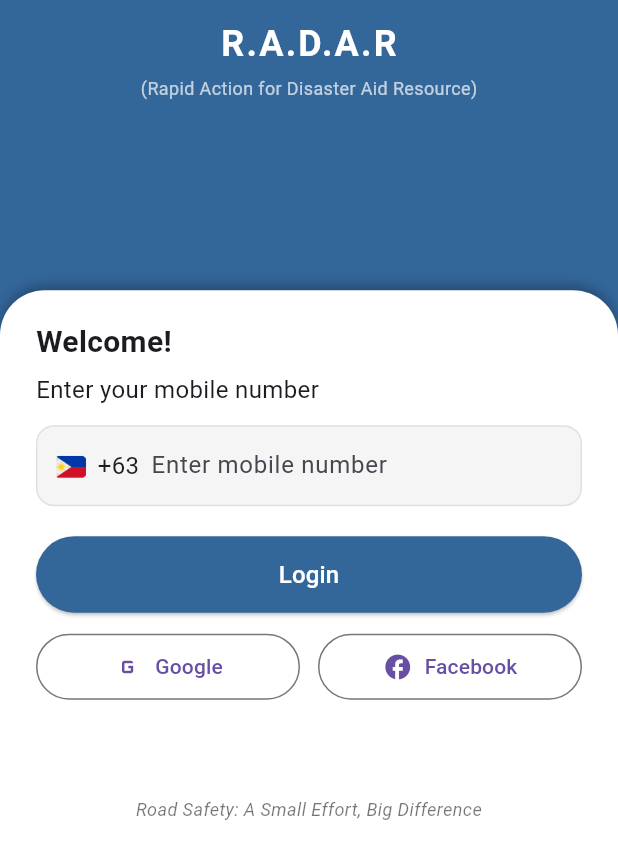
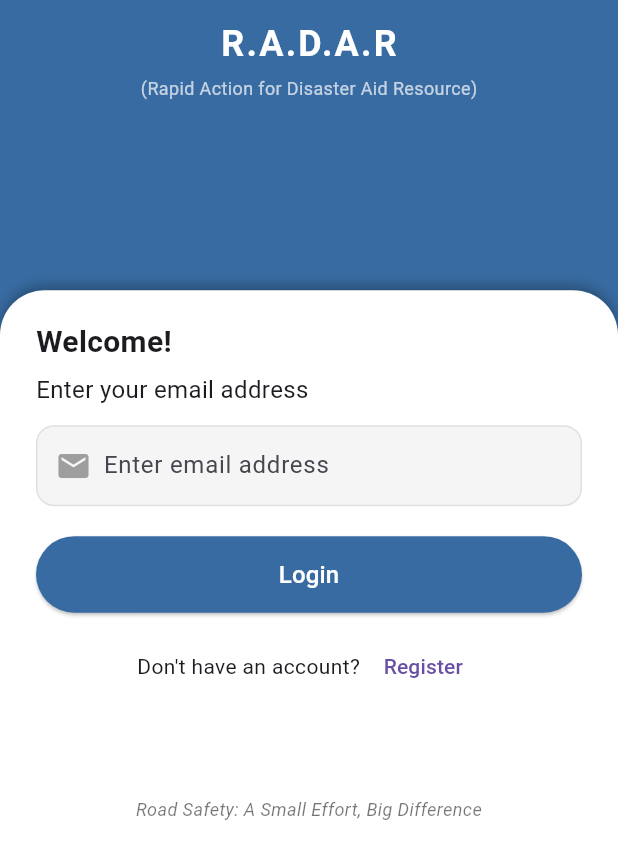
Before and after one commit to Davidtan0502/project_radar_app, a Flutter app: the first screen one second after launch, on a phone screen of 412 x 824 dp, the part 384-1236 px from its top. Run offline on Flutter 3.47's test engine with Material 3 defaults, Android fonts, the phone set to English and light mode, and no system bars; our stand-ins replace geocoding, geolocator, google_fonts, google_maps_flutter.

Commit message:
update to login screen
added registration and verify

```diff
--- a/lib/screens/login_screen.dart
+++ b/lib/screens/login_screen.dart
@@ -1,5 +1,6 @@
 import 'package:flutter/material.dart';
 import 'package:project_radar_app/screens/main_navigation.dart';
+import 'package:project_radar_app/screens/registration_screen.dart'; // NEW import
 
 class LoginScreen extends StatefulWidget {
   const LoginScreen({super.key});
@@ -11,8 +12,8 @@ class LoginScreen extends StatefulWidget {
 class _LoginScreenState extends State<LoginScreen> with SingleTickerProviderStateMixin {
   late AnimationController _controller;
   late Animation<Color?> _colorAnimation;
-  final TextEditingController _phoneController = TextEditingController();
-  final FocusNode _phoneFocusNode = FocusNode();
+  final TextEditingController _emailController = TextEditingController();
+  final FocusNode _emailFocusNode = FocusNode();
   bool _isLoading = false;
 
   @override
@@ -32,19 +33,19 @@ class _LoginScreenState extends State<LoginScreen> with SingleTickerProviderStat
   @override
   void dispose() {
     _controller.dispose();
-    _phoneController.dispose();
-    _phoneFocusNode.dispose();
+    _emailController.dispose();
+    _emailFocusNode.dispose();
     super.dispose();
   }
 
   Future<void> _handleLogin() async {
-    if (_phoneController.text.isEmpty) {
-      _showErrorDialog('Please enter your mobile number');
+    if (_emailController.text.isEmpty) {
+      _showErrorDialog('Please enter your email');
       return;
     }
 
-    if (_phoneController.text.length != 10) {
-      _showErrorDialog('Please enter a valid 10-digit mobile number');
+    if (!_emailController.text.contains('@')) {
+      _showErrorDialog('Please enter a valid email address');
       return;
     }
 
@@ -84,8 +85,10 @@ class _LoginScreenState extends State<LoginScreen> with SingleTickerProviderStat
     final isSmallScreen = screenHeight < 600;
 
     return Scaffold(
-      body: AnimatedContainer(
-        duration: const Duration(milliseconds: 500),
+      body: AnimatedBuilder(
+        animation: _colorAnimation,
+        builder: (context, child) {
+          return Container(
             color: _colorAnimation.value,
             child: SafeArea(
               child: LayoutBuilder(
@@ -152,7 +155,7 @@ class _LoginScreenState extends State<LoginScreen> with SingleTickerProviderStat
                                     ),
                                     const SizedBox(height: 6),
                                     Text(
-                                  'Enter your mobile number',
+                                      'Enter your email address',
                                       style: TextStyle(fontSize: isSmallScreen ? 14 : 16),
                                     ),
                                     const SizedBox(height: 12),
@@ -165,17 +168,15 @@ class _LoginScreenState extends State<LoginScreen> with SingleTickerProviderStat
                                       ),
                                       child: Row(
                                         children: [
-                                      Image.asset('assets/ph_flag.png', height: 20),
-                                      const SizedBox(width: 8),
-                                      const Text('+63', style: TextStyle(fontSize: 16)),
+                                          const Icon(Icons.email, color: Colors.grey),
                                           const SizedBox(width: 8),
                                           Expanded(
                                             child: TextField(
-                                          controller: _phoneController,
-                                          focusNode: _phoneFocusNode,
-                                          keyboardType: TextInputType.phone,
+                                              controller: _emailController,
+                                              focusNode: _emailFocusNode,
+                                              keyboardType: TextInputType.emailAddress,
                                               decoration: const InputDecoration(
-                                            hintText: 'Enter mobile number',
+                                                hintText: 'Enter email address',
                                                 border: InputBorder.none,
                                                 contentPadding: EdgeInsets.symmetric(vertical: 14),
                                               ),
@@ -206,36 +207,22 @@ class _LoginScreenState extends State<LoginScreen> with SingleTickerProviderStat
                                               ),
                                       ),
                                     ),
-                                SizedBox(height: isSmallScreen ? 8 : 12),
-                                if (!isSmallScreen)
+                                    const SizedBox(height: 12),
                                     Row(
+                                      mainAxisAlignment: MainAxisAlignment.center,
                                       children: [
-                                      Expanded(
-                                        child: OutlinedButton.icon(
-                                          onPressed: _isLoading ? null : () {},
-                                          icon: const Icon(Icons.g_mobiledata, size: 20),
-                                          label: const Text("Google", style: TextStyle(fontSize: 14)),
-                                          style: OutlinedButton.styleFrom(
-                                            shape: RoundedRectangleBorder(borderRadius: BorderRadius.circular(30)),
-                                            padding: const EdgeInsets.symmetric(vertical: 12),
-                                          ),
-                                        ),
-                                      ),
-                                      const SizedBox(width: 12),
-                                      Expanded(
-                                        child: OutlinedButton.icon(
-                                          onPressed: _isLoading ? null : () {},
-                                          icon: const Icon(Icons.facebook, size: 20),
-                                          label: const Text("Facebook", style: TextStyle(fontSize: 14)),
-                                          style: OutlinedButton.styleFrom(
-                                            shape: RoundedRectangleBorder(borderRadius: BorderRadius.circular(30)),
-                                            padding: const EdgeInsets.symmetric(vertical: 12),
-                                          ),
-                                        ),
+                                        const Text("Don't have an account? "),
+                                        TextButton(
+                                          onPressed: () {
+                                            Navigator.push(
+                                              context,
+                                              MaterialPageRoute(builder: (context) => const RegisterScreen()),
+                                            );
+                                          },
+                                          child: const Text("Register"),
                                         ),
                                       ],
                                     ),
-                                if (!isSmallScreen) const SizedBox(height: 8),
                                     const Spacer(),
                                     const Padding(
                                       padding: EdgeInsets.only(top: 8),
@@ -263,6 +250,8 @@ class _LoginScreenState extends State<LoginScreen> with SingleTickerProviderStat
                 },
               ),
             ),
+          );
+        },
       ),
     );
   }
```
Also changed, not shown: lib/screens/registration_screen.dart (added, +280 -0 lines), lib/screens/verify_info_screen.dart (added, +71 -0 lines), 1 other file. Lines whose indentation alone changed are shown as unchanged.
